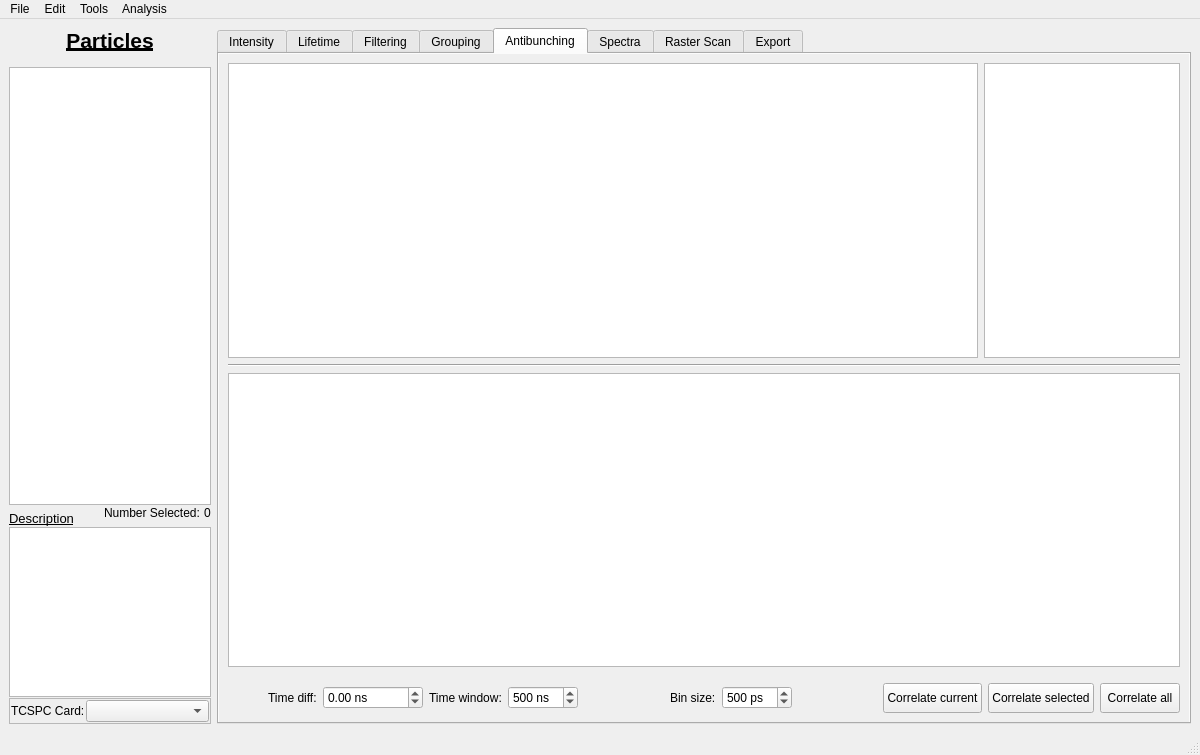
Old version of the form resources/ui/mainwindow.ui in the repository BioPhysicsUP/Full_SMS.
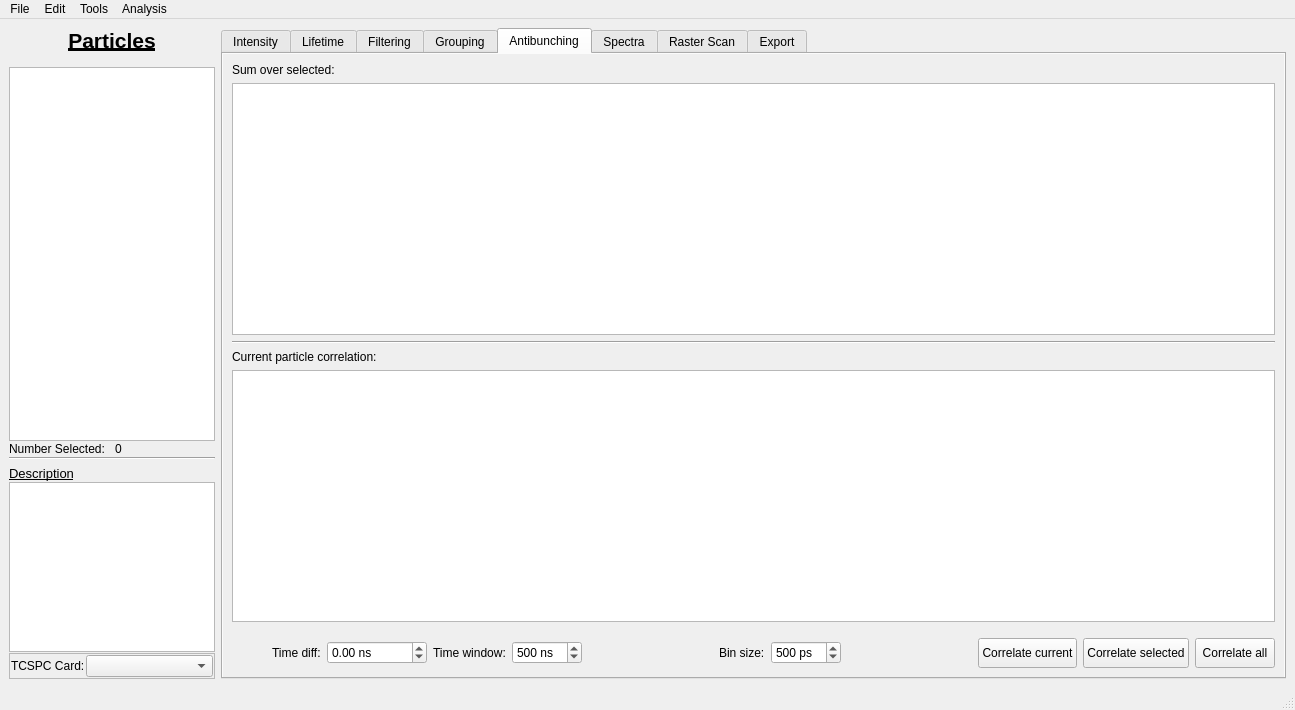
New version of the form. Icons and pictures are not drawn. Custom widgets are drawn as their Qt base class.

Commit message: Removed AB treeview for now. Other minor changes to GUI.

What changed in the file:
```diff
--- a/resources/ui/mainwindow.ui
+++ b/resources/ui/mainwindow.ui
@@ -7,8 +7,8 @@
    <rect>
     <x>0</x>
     <y>0</y>
-    <width>1200</width>
-    <height>755</height>
+    <width>1295</width>
+    <height>710</height>
    </rect>
   </property>
   <property name="sizePolicy">
@@ -92,6 +92,45 @@
         </attribute>
        </widget>
       </item>
+      <item>
+       <layout class="QHBoxLayout" name="horizontalLayout_24">
+        <property name="bottomMargin">
+         <number>0</number>
+        </property>
+        <item>
+         <widget class="QLabel" name="label_3">
+          <property name="font">
+           <font>
+            <italic>false</italic>
+           </font>
+          </property>
+          <property name="text">
+           <string>Number Selected: </string>
+          </property>
+          <property name="alignment">
+           <set>Qt::AlignLeading|Qt::AlignLeft|Qt::AlignTop</set>
+          </property>
+         </widget>
+        </item>
+        <item>
+         <widget class="QLabel" name="lblNum_Selected">
+          <property name="text">
+           <string>0</string>
+          </property>
+          <property name="alignment">
+           <set>Qt::AlignLeading|Qt::AlignLeft|Qt::AlignTop</set>
+          </property>
+         </widget>
+        </item>
+       </layout>
+      </item>
+      <item>
+       <widget class="Line" name="line_3">
+        <property name="orientation">
+         <enum>Qt::Horizontal</enum>
+        </property>
+       </widget>
+      </item>
       <item>
        <layout class="QHBoxLayout" name="layEx_Buttons_6">
         <property name="spacing">
@@ -134,31 +173,6 @@
           </property>
          </spacer>
         </item>
-        <item>
-         <widget class="QLabel" name="label_3">
-          <property name="font">
-           <font>
-            <italic>false</italic>
-           </font>
-          </property>
-          <property name="text">
-           <string>Number Selected: </string>
-          </property>
-          <property name="alignment">
-           <set>Qt::AlignLeading|Qt::AlignLeft|Qt::AlignTop</set>
-          </property>
-         </widget>
-        </item>
-        <item>
-         <widget class="QLabel" name="lblNum_Selected">
-          <property name="text">
-           <string>0</string>
-          </property>
-          <property name="alignment">
-           <set>Qt::AlignLeading|Qt::AlignLeft|Qt::AlignTop</set>
-          </property>
-         </widget>
-        </item>
        </layout>
       </item>
       <item>
@@ -4988,6 +5002,13 @@
         <string>Antibunching</string>
        </attribute>
        <layout class="QVBoxLayout" name="verticalLayout_25">
+        <item>
+         <widget class="QLabel" name="label_13">
+          <property name="text">
+           <string>Sum over selected:</string>
+          </property>
+         </widget>
+        </item>
         <item>
          <layout class="QHBoxLayout" name="horizontalLayout_10">
           <property name="bottomMargin">
@@ -5003,9 +5024,6 @@
             </property>
            </widget>
           </item>
-          <item>
-           <widget class="QTreeView" name="treeViewAntibunching"/>
-          </item>
          </layout>
         </item>
         <item>
@@ -5015,6 +5033,13 @@
           </property>
          </widget>
         </item>
+        <item>
+         <widget class="QLabel" name="label_16">
+          <property name="text">
+           <string>Current particle correlation:</string>
+          </property>
+         </widget>
+        </item>
         <item>
          <widget class="PlotWidget" name="pgAntibunching_PlotWidget">
           <property name="sizePolicy">
@@ -7282,7 +7307,7 @@
     <rect>
      <x>0</x>
      <y>0</y>
-     <width>1200</width>
+     <width>1295</width>
      <height>29</height>
     </rect>
    </property>
```
The commit also changes 1 other file.
